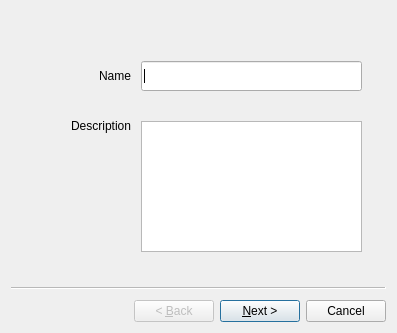
The window that afrl_gui/ui/qemulaunchwizard.ui (nasa-itc/afrl-zcu106-gui) describes before a commit, drawn with Qt 5.
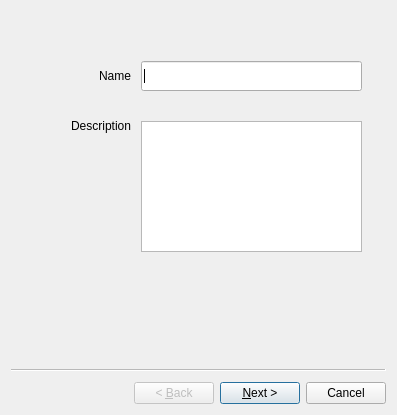
The same window after the commit. Icons and pictures are not drawn.

Commit message: UI file updates to better handle machine, cpu, device settings

The edit to the form file:
```diff
--- a/afrl_gui/ui/qemulaunchwizard.ui
+++ b/afrl_gui/ui/qemulaunchwizard.ui
@@ -7,7 +7,7 @@
     <x>0</x>
     <y>0</y>
     <width>397</width>
-    <height>333</height>
+    <height>415</height>
    </rect>
   </property>
   <property name="windowTitle">
```
Left out of the diff: 110 changed lines with no effect on the pictures. Lines whose indentation alone changed are shown as unchanged. The commit also changes 1 other file.
